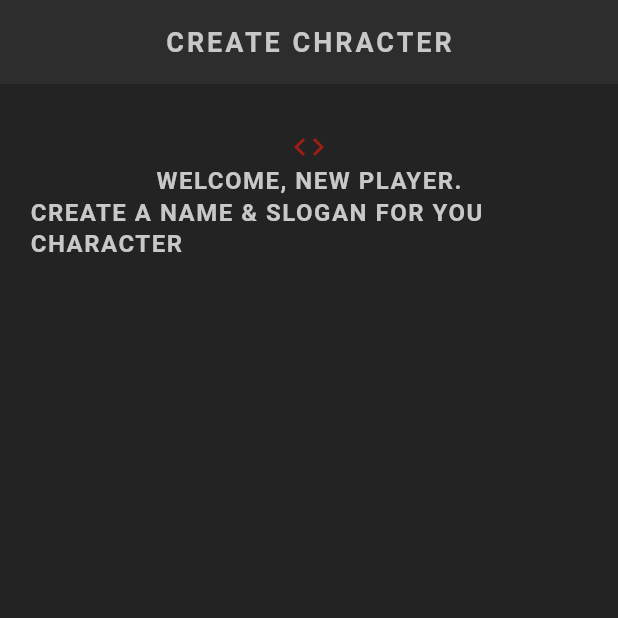
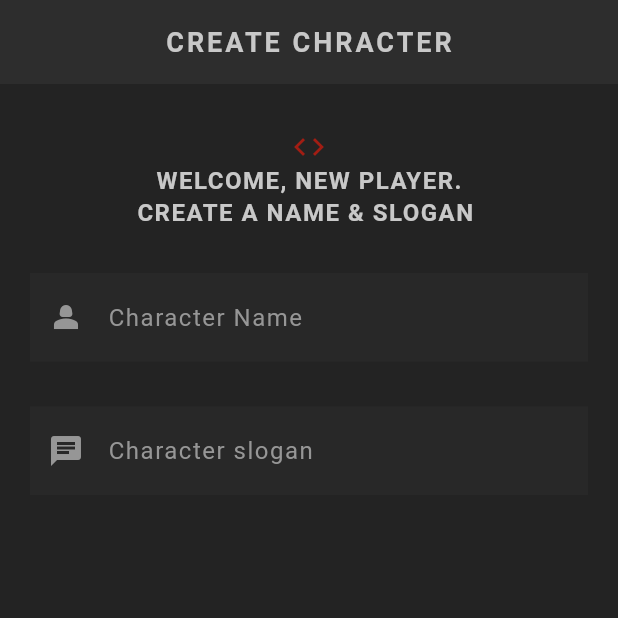
Before and after one commit to Amiko1/characters-app, a Flutter app: the screen it shows after launch, on a phone screen of 412 x 824 dp, the top half of it. Run offline on Flutter 3.47's test engine with Material 3 defaults, Android fonts, the phone set to English and light mode, and no system bars; our stand-ins replace google_fonts; Roboto replaces fonts that are missing (Kanit).

Commit message:
create textfields

```diff
--- a/lib/screens/create/create.dart
+++ b/lib/screens/create/create.dart
@@ -1,4 +1,5 @@
 import 'package:flutter/material.dart';
+import 'package:google_fonts/google_fonts.dart';
 import 'package:rpc/shared/styled_text.dart';
 import 'package:rpc/theme.dart';
 
@@ -20,11 +21,31 @@
           children: [
             Center(child: Icon(Icons.code, color: AppColors.primaryColor)),
             const Center(child: StyledHeading("Welcome, new player.")),
-            const Center(
-              child: StyledHeading("Create a name & slogan for you character"),
-            ),
+            const Center(child: StyledHeading("Create a name & slogan ")),
 
             const SizedBox(height: 30),
+
+            TextField(
+              style: GoogleFonts.kanit(
+                textStyle: Theme.of(context).textTheme.titleMedium,
+              ),
+              decoration: const InputDecoration(
+                prefixIcon: Icon(Icons.person_2),
+                label: StyledText("Character Name"),
+              ),
+              cursorColor: AppColors.textColor,
+            ),
+            const SizedBox(height: 30),
+            TextField(
+              style: GoogleFonts.kanit(
+                textStyle: Theme.of(context).textTheme.titleMedium,
+              ),
+              decoration: const InputDecoration(
+                prefixIcon: Icon(Icons.chat),
+                label: StyledText("Character slogan"),
+              ),
+              cursorColor: AppColors.textColor,
+            ),
           ],
         ),
       ),
--- a/lib/theme.dart
+++ b/lib/theme.dart
@@ -51,4 +51,12 @@
     shadowColor: Colors.transparent,
     margin: const EdgeInsets.only(bottom: 16),
   ),
+
+  inputDecorationTheme: InputDecorationTheme(
+    filled: true,
+    fillColor: AppColors.secondaryColor.withValues(alpha: 0.5),
+    border: InputBorder.none,
+    labelStyle: TextStyle(color: AppColors.textColor),
+    prefixIconColor: AppColors.textColor,
+  ),
 );
```
